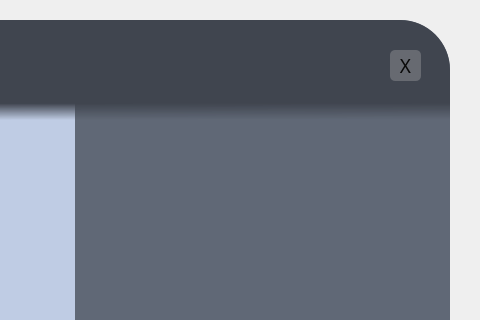
jelence1/zavrsni-rad, file BlueSTSDK_Python/blue_st_examples/intro.ui: the form before one commit; both pictures show x 320 to 800 and y 0 to 320 of the 800 by 600 pixel window.
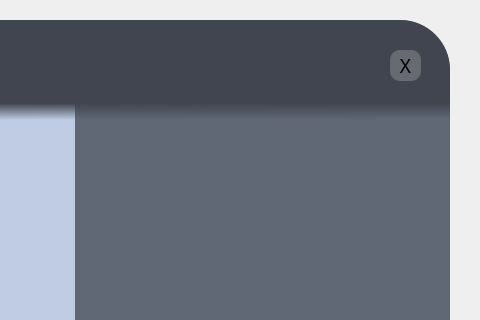
The form after the commit. Icons and pictures are not drawn.

```diff
--- a/BlueSTSDK_Python/blue_st_examples/intro.ui
+++ b/BlueSTSDK_Python/blue_st_examples/intro.ui
@@ -47,8 +47,7 @@
 
 QPushButton#exitBtn {
 background-color: rgba(195, 195, 195, 0.3);
-color: rgba(10, 10, 10);
-border-radius: 5px; 
+border-radius: 10px; 
 }</string>
     </property>
     <widget class="QLabel" name="labelLeft">
```
